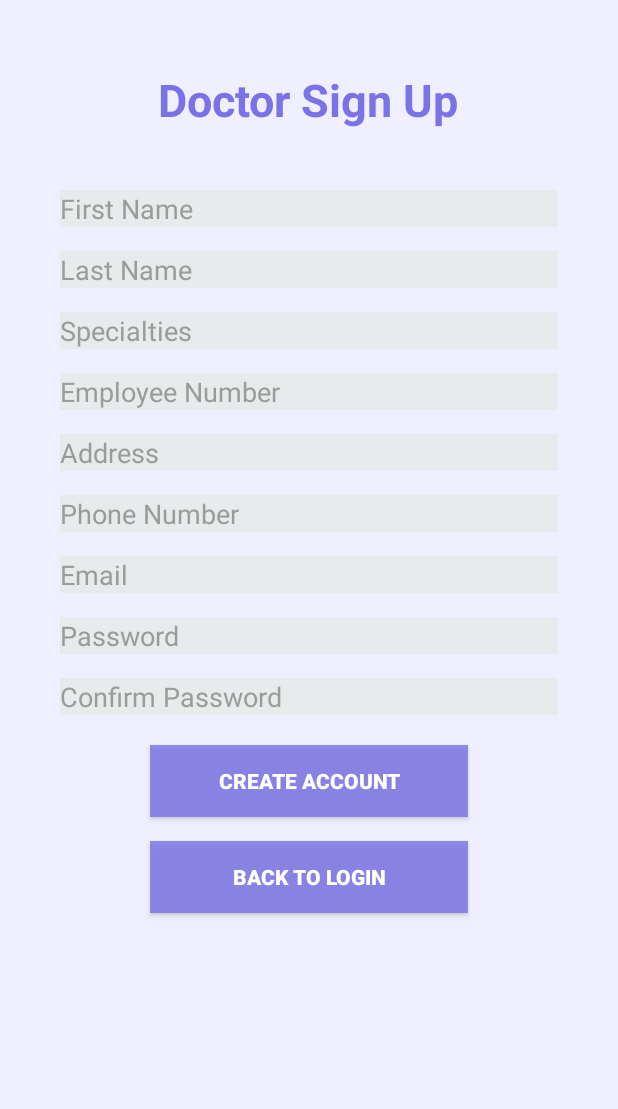
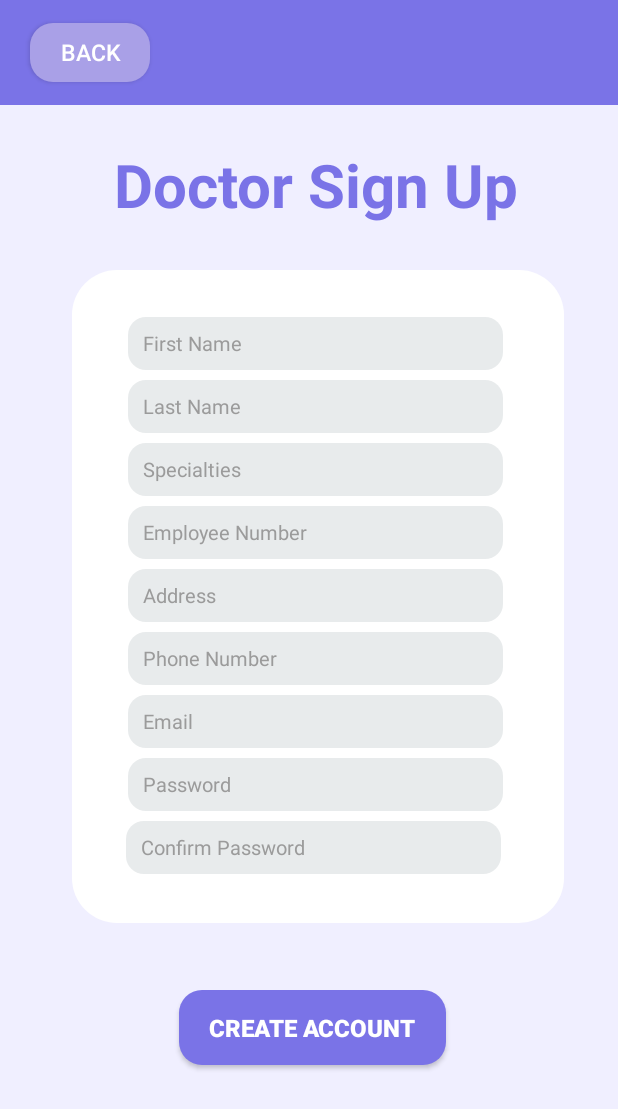
Before and after one commit to uOttawaSEGA2023/project-group-21, an Android app built with Jetpack Compose: the DoctorRegister screen opened directly, with no data from a screen before it, on a phone screen of 412 x 824 dp. Shown: the top 1109 px of the screen. Run offline under Robolectric (Android 15) with nearby library versions, the phone set to English and light mode, and no system bars; our stand-ins replace Firebase (no records; nobody signed in at launch, a user with empty details on screens opened directly); libraries missing offline, so code that uses them is left out: com.google.i18n.phonenumbers.

Commit message:
overhauled ui for doctorSignUp and log in page, minor tweaks to other files

```diff
--- a/app/src/main/res/layout/activity_doctor_homepage.xml
+++ b/app/src/main/res/layout/activity_doctor_homepage.xml
@@ -42,6 +42,7 @@
         android:text="Continue"
         android:textStyle="bold"
         app:layout_constraintEnd_toEndOf="parent"
+        app:layout_constraintHorizontal_bias="0.454"
         app:layout_constraintStart_toStartOf="parent"
         app:layout_constraintTop_toBottomOf="@+id/accountOverviewSettings" />
 </androidx.constraintlayout.widget.ConstraintLayout>
--- a/app/src/main/res/layout/activity_doctor_register.xml
+++ b/app/src/main/res/layout/activity_doctor_register.xml
@@ -7,209 +7,216 @@
     android:background="#F0EFFF"
     tools:context=".DoctorRegister">
 
+
+    <TextView
+        android:id="@+id/header"
+        android:layout_width="match_parent"
+        android:layout_height="70dp"
+        android:layout_marginStart="0dp"
+        android:layout_marginTop="0dp"
+        android:background="@drawable/header"
+        app:layout_constraintStart_toStartOf="parent"
+        app:layout_constraintTop_toTopOf="parent" />
+
+    <Button
+        android:id="@+id/doctorBackToLoginButton"
+        style="@style/backButton"
+        android:layout_width="80dp"
+        android:layout_height="39dp"
+        android:layout_marginStart="20dp"
+        android:layout_marginTop="15dp"
+        app:layout_constraintStart_toStartOf="parent"
+        app:layout_constraintTop_toTopOf="parent" />
+
     <TextView
         android:id="@+id/doctorSignUp"
         android:layout_width="wrap_content"
         android:layout_height="wrap_content"
-        android:layout_marginStart="16dp"
-        android:layout_marginTop="46dp"
+        android:layout_marginStart="65dp"
+        android:layout_marginTop="96dp"
         android:layout_marginEnd="16dp"
-        android:text="Doctor Sign Up"
-        android:textColor="#7A73E7"
-        android:textSize="30sp"
+        android:text="@string/doctor_signup"
+        android:textColor="@color/main"
+        android:textSize="40sp"
         android:textStyle="bold"
         app:layout_constraintEnd_toEndOf="parent"
-        app:layout_constraintHorizontal_bias="0.497"
+        app:layout_constraintHorizontal_bias="0.181"
+        app:layout_constraintStart_toStartOf="parent"
+        app:layout_constraintTop_toTopOf="parent"
+        />
+
+    <TextView
+        android:id="@+id/backdrop"
+        android:layout_width="328dp"
+        android:layout_height="435dp"
+        android:layout_marginStart="48dp"
+        android:layout_marginTop="180dp"
+        android:background="@drawable/backdrop"
         app:layout_constraintStart_toStartOf="parent"
         app:layout_constraintTop_toTopOf="parent" />
 
     <EditText
         android:id="@+id/doctorFirstName"
-        android:layout_width="0dp"
-        android:layout_height="wrap_content"
-        android:layout_marginStart="40dp"
-        android:layout_marginTop="40dp"
-        android:layout_marginEnd="40dp"
-        android:background="#E8EBEC"
-        android:ems="10"
-        android:hint="First Name"
+        style="@style/textField"
+        android:layout_marginStart="80dp"
+        android:layout_marginTop="211dp"
+        android:layout_marginEnd="50dp"
+        android:autofillHints="name"
+        android:hint="@string/firstName"
         android:inputType="text"
-        android:textColor="#9B9B9B"
-        android:textColorHint="#9B9B9B"
         app:layout_constraintEnd_toEndOf="parent"
+        app:layout_constraintHorizontal_bias="0.17"
         app:layout_constraintStart_toStartOf="parent"
-        app:layout_constraintTop_toBottomOf="@+id/doctorSignUp" />
+        app:layout_constraintTop_toBottomOf="@+id/doctorSignUp"
+        app:layout_constraintTop_toTopOf="parent" />
 
     <EditText
         android:id="@+id/doctorLastName"
-        android:layout_width="0dp"
-        android:layout_height="wrap_content"
-        android:layout_marginStart="40dp"
-        android:layout_marginTop="16dp"
-        android:layout_marginEnd="40dp"
-        android:background="#E8EBEC"
-        android:ems="10"
-        android:hint="Last Name"
+        style="@style/textField"
+        android:layout_marginStart="80dp"
+        android:layout_marginTop="253dp"
+        android:layout_marginEnd="50dp"
+        android:autofillHints="name"
+        android:hint="@string/lastName"
         android:inputType="text"
-        android:textColor="#9B9B9B"
+        android:textColor="@color/text_box_text"
         android:textColorHint="#9B9B9B"
         app:layout_constraintEnd_toEndOf="parent"
+        app:layout_constraintHorizontal_bias="0.17"
         app:layout_constraintStart_toStartOf="parent"
-        app:layout_constraintTop_toBottomOf="@+id/doctorFirstName" />
+        app:layout_constraintTop_toBottomOf="@+id/doctorFirstName"
+        app:layout_constraintTop_toTopOf="parent" />
 
     <EditText
         android:id="@+id/doctorSpecialties"
-        android:layout_width="0dp"
-        android:layout_height="wrap_content"
-        android:layout_marginStart="40dp"
-        android:layout_marginTop="16dp"
-        android:layout_marginEnd="40dp"
-        android:background="#E8EBEC"
-        android:ems="10"
-        android:hint="Specialties"
+        style="@style/textField"
+        android:layout_marginStart="80dp"
+        android:layout_marginTop="295dp"
+        android:layout_marginEnd="50dp"
+        android:hint="@string/specialties"
         android:inputType="text"
-        android:textColor="#9B9B9B"
+        android:textColor="@color/text_box_text"
         android:textColorHint="#9B9B9B"
         app:layout_constraintEnd_toEndOf="parent"
-        app:layout_constraintHorizontal_bias="0.0"
+        app:layout_constraintHorizontal_bias="0.17"
         app:layout_constraintStart_toStartOf="parent"
-        app:layout_constraintTop_toBottomOf="@+id/doctorLastName" />
+        app:layout_constraintTop_toBottomOf="@+id/doctorLastName"
+        app:layout_constraintTop_toTopOf="parent" />
 
     <EditText
         android:id="@+id/doctorEmployeeNumber"
-        android:layout_width="0dp"
-        android:layout_height="wrap_content"
-        android:layout_marginStart="40dp"
-        android:layout_marginTop="16dp"
-        android:layout_marginEnd="40dp"
-        android:background="#E8EBEC"
-        android:ems="10"
-        android:hint="Employee Number"
+        style="@style/textField"
+        android:layout_marginStart="80dp"
+        android:layout_marginTop="337dp"
+        android:layout_marginEnd="50dp"
+        android:hint="@string/employee_number"
         android:inputType="text"
-        android:textColor="#9B9B9B"
+        android:textColor="@color/text_box_text"
         android:textColorHint="#9B9B9B"
         app:layout_constraintEnd_toEndOf="parent"
-        app:layout_constraintHorizontal_bias="0.0"
+        app:layout_constraintHorizontal_bias="0.17"
         app:layout_constraintStart_toStartOf="parent"
-        app:layout_constraintTop_toBottomOf="@+id/doctorSpecialties" />
+        app:layout_constraintTop_toBottomOf="@+id/doctorSpecialties"
+        app:layout_constraintTop_toTopOf="parent" />
 
     <EditText
         android:id="@+id/doctorAddress"
-        android:layout_width="0dp"
-        android:layout_height="wrap_content"
-        android:layout_marginStart="40dp"
-        android:layout_marginTop="16dp"
-        android:layout_marginEnd="40dp"
-        android:background="#E8EBEC"
-        android:ems="10"
-        android:hint="Address"
+        style="@style/textField"
+        android:layout_marginStart="80dp"
+        android:layout_marginTop="379dp"
+        android:layout_marginEnd="50dp"
+        android:autofillHints="postalAddress"
+        android:hint="@string/address"
         android:inputType="text"
-        android:textColor="#9B9B9B"
+        android:textColor="@color/text_box_text"
         android:textColorHint="#9B9B9B"
         app:layout_constraintEnd_toEndOf="parent"
-        app:layout_constraintHorizontal_bias="0.0"
+        app:layout_constraintHorizontal_bias="0.17"
         app:layout_constraintStart_toStartOf="parent"
-        app:layout_constraintTop_toBottomOf="@+id/doctorEmployeeNumber" />
+        app:layout_constraintTop_toBottomOf="@+id/doctorEmployeeNumber"
+        app:layout_constraintTop_toTopOf="parent" />
 
     <EditText
         android:id="@+id/doctorPhoneNumber"
-        android:layout_width="0dp"
-        android:layout_height="wrap_content"
-        android:layout_marginStart="40dp"
-        android:layout_marginTop="16dp"
-        android:layout_marginEnd="40dp"
-        android:background="#E8EBEC"
-        android:ems="10"
-        android:hint="Phone Number"
-        android:inputType="text"
-        android:textColor="#9B9B9B"
+        style="@style/textField"
+        android:layout_marginStart="80dp"
+        android:layout_marginTop="421dp"
+        android:layout_marginEnd="50dp"
+        android:autofillHints="phone"
+        android:hint="@string/phoneNumber"
+        android:inputType="phone"
+        android:textColor="@color/text_box_text"
         android:textColorHint="#9B9B9B"
         app:layout_constraintEnd_toEndOf="parent"
-        app:layout_constraintHorizontal_bias="0.0"
+        app:layout_constraintHorizontal_bias="0.17"
         app:layout_constraintStart_toStartOf="parent"
-        app:layout_constraintTop_toBottomOf="@+id/doctorAddress" />
+        app:layout_constraintTop_toBottomOf="@+id/doctorAddress"
+        app:layout_constraintTop_toTopOf="parent" />
 
     <EditText
         android:id="@+id/doctorEmail"
-        android:layout_width="0dp"
-        android:layout_height="wrap_content"
-        android:layout_marginStart="40dp"
-        android:layout_marginTop="16dp"
-        android:layout_marginEnd="40dp"
-        android:background="#E8EBEC"
-        android:ems="10"
-        android:hint="Email"
-        android:inputType="text"
-        android:textColor="#9B9B9B"
+        style="@style/textField"
+        android:layout_marginStart="80dp"
+        android:layout_marginTop="463dp"
+        android:layout_marginEnd="50dp"
+        android:autofillHints="phone"
+        android:hint="@string/email"
+        android:inputType="textEmailAddress"
+        android:textColor="@color/text_box_text"
         android:textColorHint="#9B9B9B"
         app:layout_constraintEnd_toEndOf="parent"
-        app:layout_constraintHorizontal_bias="0.0"
+        app:layout_constraintHorizontal_bias="0.17"
         app:layout_constraintStart_toStartOf="parent"
-        app:layout_constraintTop_toBottomOf="@+id/doctorPhoneNumber" />
+        app:layout_constraintTop_toBottomOf="@+id/doctorPhoneNumber"
+        app:layout_constraintTop_toTopOf="parent" />
 
     <EditText
         android:id="@+id/doctorPassword"
-        android:layout_width="0dp"
-        android:layout_height="wrap_content"
-        android:layout_marginStart="40dp"
-        android:layout_marginTop="16dp"
-        android:layout_marginEnd="40dp"
-        android:background="#E8EBEC"
-        android:ems="10"
-        android:hint="Password"
+        style="@style/textField"
+        android:layout_marginStart="80dp"
+        android:layout_marginTop="505dp"
+        android:layout_marginEnd="50dp"
+        android:autofillHints="password"
+        android:hint="@string/password"
         android:inputType="textPassword"
-        android:textColor="#9B9B9B"
+        android:textColor="@color/text_box_text"
         android:textColorHint="#9B9B9B"
         app:layout_constraintEnd_toEndOf="parent"
-        app:layout_constraintHorizontal_bias="0.0"
+        app:layout_constraintHorizontal_bias="0.17"
         app:layout_constraintStart_toStartOf="parent"
-        app:layout_constraintTop_toBottomOf="@+id/doctorEmail" />
+        app:layout_constraintTop_toBottomOf="@+id/doctorEmail"
+        app:layout_constraintTop_toTopOf="parent" />
 
     <EditText
         android:id="@+id/confirmPasswordDoctor"
-        android:layout_width="0dp"
-        android:layout_height="wrap_content"
-        android:layout_marginStart="40dp"
-        android:layout_marginTop="16dp"
-        android:layout_marginEnd="40dp"
-        android:background="#E8EBEC"
-        android:ems="10"
-        android:hint="Confirm Password"
+        style="@style/textField"
+        android:layout_marginStart="80dp"
+        android:layout_marginTop="547dp"
+        android:layout_marginEnd="50dp"
+        android:autofillHints="password"
+        android:hint="@string/confirmPassword"
         android:inputType="textPassword"
-        android:textColor="#9B9B9B"
+        android:textColor="@color/text_box_text"
         android:textColorHint="#9B9B9B"
         app:layout_constraintEnd_toEndOf="parent"
-        app:layout_constraintHorizontal_bias="0.0"
+        app:layout_constraintHorizontal_bias="0.127"
         app:layout_constraintStart_toStartOf="parent"
-        app:layout_constraintTop_toBottomOf="@+id/doctorPassword" />
+        app:layout_constraintTop_toBottomOf="@+id/doctorPassword"
+        app:layout_constraintTop_toTopOf="parent" />
 
     <Button
         android:id="@+id/createDoctorAccountButton"
-        android:layout_width="0dp"
-        android:layout_height="wrap_content"
-        android:layout_marginStart="100dp"
-        android:layout_marginTop="20dp"
-        android:layout_marginEnd="100dp"
-        android:background="#CC7A73E7"
-        android:text="Create Account"
+        style="@style/AllButtons"
+        android:layout_marginStart="116dp"
+        android:layout_marginTop="660dp"
+        android:layout_marginEnd="108dp"
+        android:text="@string/createAccount"
         android:textStyle="bold"
         app:layout_constraintEnd_toEndOf="parent"
+        app:layout_constraintHorizontal_bias="0.32"
         app:layout_constraintStart_toStartOf="parent"
-        app:layout_constraintTop_toBottomOf="@+id/confirmPasswordDoctor" />
+        app:layout_constraintTop_toBottomOf="@+id/confirmPasswordDoctor"
+        app:layout_constraintTop_toTopOf="parent" />
 
-    <Button
-        android:id="@+id/doctorBackToLoginButton"
-        android:layout_width="0dp"
-        android:layout_height="wrap_content"
-        android:layout_marginStart="100dp"
-        android:layout_marginTop="16dp"
-        android:layout_marginEnd="100dp"
-        android:background="#CC7A73E7"
-        android:text="Back To Login"
-        android:textStyle="bold"
-        app:layout_constraintEnd_toEndOf="parent"
-        app:layout_constraintHorizontal_bias="0.0"
-        app:layout_constraintStart_toStartOf="parent"
-        app:layout_constraintTop_toBottomOf="@+id/createDoctorAccountButton" />
 
 </androidx.constraintlayout.widget.ConstraintLayout>
--- a/app/src/main/res/layout/activity_homepage.xml
+++ b/app/src/main/res/layout/activity_homepage.xml
@@ -7,65 +7,97 @@
     android:background="#F0EFFF"
     tools:context=".Homepage">
 
+    <TextView
+        android:id="@+id/header"
+        android:layout_width="match_parent"
+        android:layout_height="70dp"
+        android:layout_marginStart="0dp"
+        android:layout_marginTop="0dp"
+        android:background="@drawable/header"
+        app:layout_constraintStart_toStartOf="parent"
+        app:layout_constraintTop_toTopOf="parent" />
+
+    <Button
+        android:id="@+id/doctorBackToLoginButton"
+        style="@style/backButton"
+        android:layout_width="80dp"
+        android:layout_height="39dp"
+        android:layout_marginStart="20dp"
+        android:layout_marginTop="15dp"
+        app:layout_constraintStart_toStartOf="parent"
+        app:layout_constraintTop_toTopOf="parent" />
+
+    <TextView
+        android:id="@+id/backdrop"
+        android:layout_width="328dp"
+        android:layout_height="160dp"
+        android:layout_marginStart="41dp"
+        android:layout_marginTop="212dp"
+        android:background="@drawable/backdrop"
+        app:layout_constraintStart_toStartOf="parent"
+        app:layout_constraintTop_toTopOf="parent" />
+
+    <TextView
+        android:id="@+id/patientSignUp"
+        android:layout_width="wrap_content"
+        android:layout_height="wrap_content"
+        android:layout_marginStart="65dp"
+        android:layout_marginTop="112dp"
+        android:layout_marginEnd="16dp"
+        android:text="@string/logIn"
+        android:textColor="@color/main"
+        android:textSize="40sp"
+        android:textStyle="bold"
+        app:layout_constraintEnd_toEndOf="parent"
+        app:layout_constraintHorizontal_bias="0.388"
+        app:layout_constraintStart_toStartOf="parent"
+        app:layout_constraintTop_toTopOf="parent"
+
+        />
+
     <EditText
         android:id="@+id/loginEmail"
-        android:layout_width="0dp"
-        android:layout_height="wrap_content"
-        android:layout_marginStart="16dp"
-        android:layout_marginTop="16dp"
-        android:layout_marginEnd="16dp"
-        android:background="#E8EBEC"
-        android:ems="10"
-        android:hint="Email Address"
+        style="@style/textField"
+        android:layout_marginStart="80dp"
+        android:layout_marginTop="244dp"
+        android:layout_marginEnd="50dp"
+        android:autofillHints="name"
+        android:hint="@string/email"
         android:inputType="text"
-        android:textColor="#9B9B9B"
-        android:textColorHint="#9B9B9B"
         app:layout_constraintEnd_toEndOf="parent"
+        app:layout_constraintHorizontal_bias="0.0"
         app:layout_constraintStart_toStartOf="parent"
         app:layout_constraintTop_toTopOf="parent" />
 
     <EditText
         android:id="@+id/loginPassword"
-        android:layout_width="0dp"
-        android:layout_height="wrap_content"
-        android:layout_marginStart="16dp"
-        android:layout_marginTop="16dp"
-        android:layout_marginEnd="16dp"
-        android:background="#E8EBEC"
-        android:ems="10"
-        android:hint="Password"
+        style="@style/textField"
+        android:layout_marginStart="80dp"
+        android:layout_marginTop="300dp"
+        android:layout_marginEnd="50dp"
+        android:autofillHints="password"
+        android:hint="@string/password"
         android:inputType="textPassword"
-        android:textColor="#9B9B9B"
+        android:textColor="@color/text_box_text"
         android:textColorHint="#9B9B9B"
         app:layout_constraintEnd_toEndOf="parent"
+        app:layout_constraintHorizontal_bias="0.0"
         app:layout_constraintStart_toStartOf="parent"
-        app:layout_constraintTop_toBottomOf="@+id/loginEmail" />
+        app:layout_constraintTop_toTopOf="parent" />
 
     <Button
         android:id="@+id/loginButton"
-        android:layout_width="0dp"
-        android:layout_height="wrap_content"
-        android:layout_marginStart="16dp"
-        android:layout_marginTop="16dp"
-        android:layout_marginEnd="16dp"
-        android:background="#CC7A73E7"
-        android:text="LOGIN"
+        style="@style/AllButtons"
+        android:layout_marginStart="116dp"
+        android:layout_marginTop="412dp"
+        android:layout_marginEnd="108dp"
+        android:text="@string/confirm"
         android:textStyle="bold"
         app:layout_constraintEnd_toEndOf="parent"
+        app:layout_constraintHorizontal_bias="0.458"
         app:layout_constraintStart_toStartOf="parent"
-        app:layout_constraintTop_toBottomOf="@+id/loginPassword" />
+        app:layout_constraintTop_toTopOf="parent"
 
-    <Button
-        android:id="@+id/createAccountButton"
-        android:layout_width="0dp"
-        android:layout_height="wrap_content"
-        android:layout_marginStart="16dp"
-        android:layout_marginTop="16dp"
-        android:layout_marginEnd="16dp"
-        android:background="#CC7A73E7"
-        android:text="CREATE ACCOUNT"
-        android:textStyle="bold"
-        app:layout_constraintEnd_toEndOf="parent"
-        app:layout_constraintStart_toStartOf="parent"
-        app:layout_constraintTop_toBottomOf="@+id/loginButton" />
+        />
+
 </androidx.constraintlayout.widget.ConstraintLayout>
--- a/app/src/main/res/layout/activity_patient_register.xml
+++ b/app/src/main/res/layout/activity_patient_register.xml
@@ -64,14 +64,14 @@
         android:layout_marginStart="80dp"
         android:layout_marginTop="216dp"
         android:layout_marginEnd="50dp"
+        android:autofillHints="name"
         android:hint="@string/firstName"
         android:inputType="text"
         app:layout_constraintEnd_toEndOf="parent"
         app:layout_constraintHorizontal_bias="0.0"
         app:layout_constraintStart_toStartOf="parent"
         app:layout_constraintTop_toBottomOf="@+id/patientSignUp"
-        app:layout_constraintTop_toTopOf="parent"
-        android:autofillHints="name"/>
+        app:layout_constraintTop_toTopOf="parent" />
 
     <EditText
         android:id="@+id/patientLastName"
--- a/app/src/main/res/values/strings.xml
+++ b/app/src/main/res/values/strings.xml
@@ -4,10 +4,15 @@
     <string name="firstName">First Name</string>
     <string name="lastName">Last Name</string>
     <string name="healthCardNumber">Health Card Number</string>
+    <string name="specialties">Specialties</string>
+    <string name="employee_number">Employee Number</string>
     <string name="address">Address</string>
     <string name="phoneNumber">Phone Number</string>
     <string name="email">Email</string>
     <string name="password">Password</string>
     <string name="confirmPassword">Confirm Password</string>
     <string name="createAccount">Create Account</string>
+    <string name="doctor_signup">Doctor Sign Up</string>
+    <string name="confirm">Confirm</string>
+    <string name = "logIn">Log In</string>
 </resources>
--- a/app/src/main/res/values/styles.xml
+++ b/app/src/main/res/values/styles.xml
@@ -30,7 +30,7 @@
         <item name = "android:background">@drawable/rounded_back_button</item>
         <item name = "android:text">back</item>
         <item name = "android:textColor">@color/white</item>
-        <item name = "android:textSize">20sp</item>
+        <item name = "android:textSize">15sp</item>
 
     </style>
 
```
